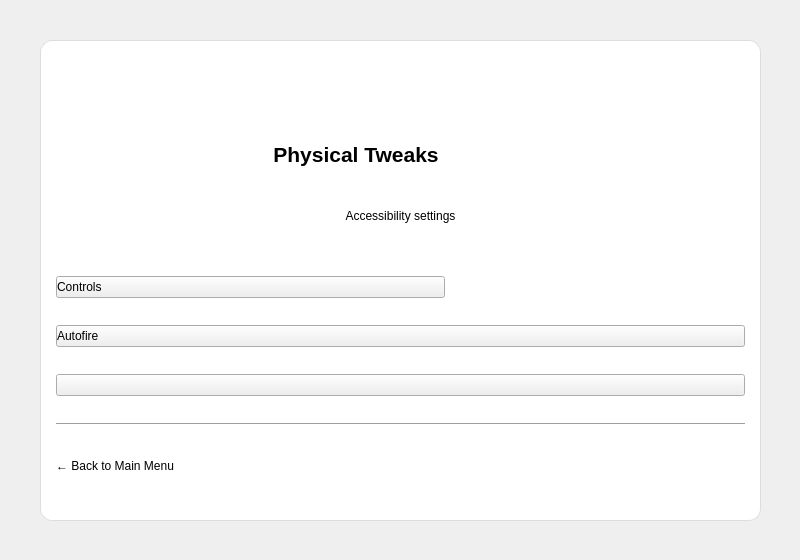
Old version of the form ui files/PhysMenu.ui in the repository brettrjh/enable-games-local.
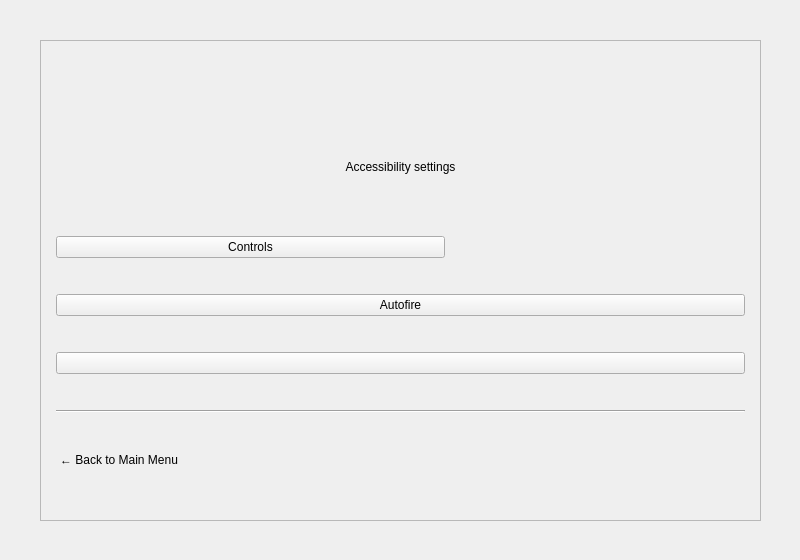
New version of the form. Icons and pictures are not drawn.

Commit message: Add shared Qt theme and remove one-off UI styles

Diff of the .ui file:
```diff
--- a/ui files/PhysMenu.ui
+++ b/ui files/PhysMenu.ui
@@ -37,14 +37,6 @@
    <layout class="QVBoxLayout" name="verticalLayout">
     <item>
      <widget class="QFrame" name="frameCard">
-      <property name="styleSheet">
-       <string notr="true">#frameCard {
-  background: white;
-  border: 1px solid #ddd;
-  border-radius: 12px;
-}
-</string>
-      </property>
       <property name="frameShape">
        <enum>QFrame::StyledPanel</enum>
       </property>
@@ -90,40 +82,6 @@
             <height>40</height>
            </size>
           </property>
-          <property name="styleSheet">
-           <string notr="true" />
-          </property>
-          <property name="text">
-           <string />
-          </property>
-          <property name="pixmap">
-           <pixmap>:Images/physicaldisability.png</pixmap>
-          </property>
-          <property name="scaledContents">
-           <bool>true</bool>
-          </property>
-          <property name="alignment">
-           <set>Qt::AlignCenter</set>
-          </property>
-         </widget>
-        </item>
-        <item>
-         <widget class="QLabel" name="titleLabel">
-          <property name="maximumSize">
-           <size>
-            <width>600</width>
-            <height>40</height>
-           </size>
-          </property>
-          <property name="font">
-           <font>
-            <pointsize>16</pointsize>
-            <bold>true</bold>
-           </font>
-          </property>
-          <property name="text">
-           <string>Physical Tweaks</string>
-          </property>
           <property name="alignment">
            <set>Qt::AlignHCenter|Qt::AlignTop</set>
           </property>
@@ -159,12 +117,6 @@
             <height>16777215</height>
            </size>
           </property>
-          <property name="styleSheet">
-           <string notr="true">QPushButton{
-text-align: left;
-}
-</string>
-          </property>
           <property name="text">
            <string>Controls</string>
           </property>
@@ -175,13 +127,6 @@
         </item>
         <item>
          <widget class="QPushButton" name="autofirePB">
-          <property name="styleSheet">
-           <string notr="true">QPushButton{
-text-align: left;
-}
-
-</string>
-          </property>
           <property name="text">
            <string>Autofire</string>
           </property>
@@ -189,13 +134,6 @@
         </item>
         <item>
          <widget class="QPushButton" name="mainMenuPB">
-          <property name="styleSheet">
-           <string notr="true">QPushButton{
-text-align: left;
-}
-
-</string>
-          </property>
           <property name="text">
            <string />
           </property>
@@ -216,18 +154,6 @@
           <property name="enabled">
            <bool>true</bool>
           </property>
-          <property name="styleSheet">
-           <string notr="true">#btnBack {
-  border: none;
-  background: transparent;
-  text-align: left;
-  padding: 6px 0px;
-}
-#btnBack:hover {
-  text-decoration: underline;
-}
-</string>
-          </property>
           <property name="text">
            <string>← Back to Main Menu</string>
           </property>
```
The commit also changes 12 other files.
